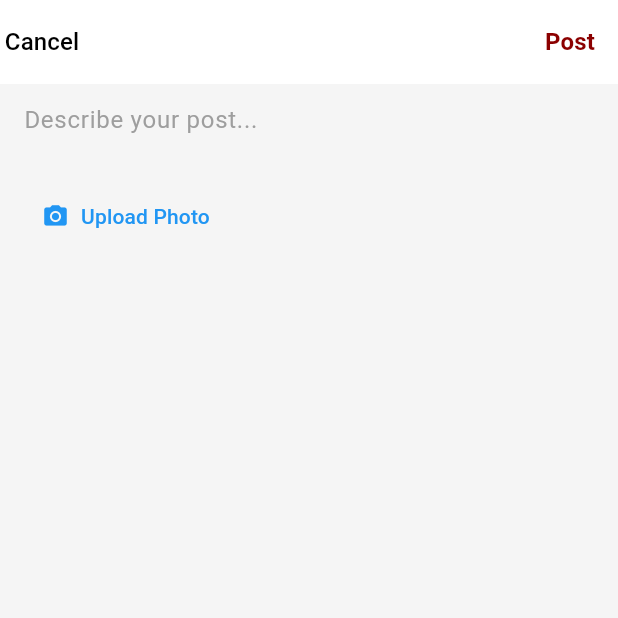
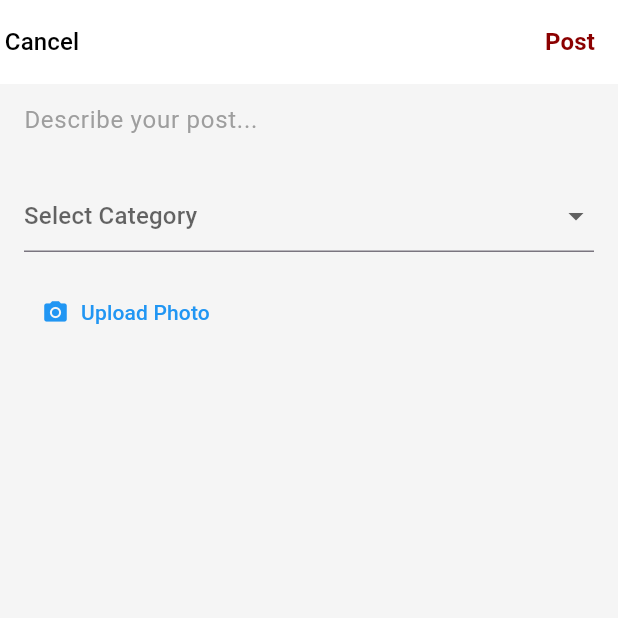
Before and after one commit to kdjhzhr/UTMSafe, a Flutter app: the AddPostScreen screen opened directly with empty values, on a phone screen of 412 x 824 dp, the top half of it. Run offline on Flutter 3.47's test engine with Material 3 defaults, Android fonts, the light colour scheme and no system bars; our stand-ins replace cloud_firestore, firebase_auth, firebase_core, firebase_storage, fl_chart, image_picker; accounts and stored records are empty.

Commit message:
add category of incidents

```diff
--- a/lib/addpost.dart
+++ b/lib/addpost.dart
@@ -7,7 +7,7 @@ import 'dart:io';
 import 'studentfeedpage.dart';
 
 class AddPostScreen extends StatefulWidget {
-  final Function(String, String, String?) onPostAdded;
+  final Function(String username, String description, String? photoUrl, String category) onPostAdded;
 
   const AddPostScreen({Key? key, required this.onPostAdded}) : super(key: key);
 
@@ -20,6 +20,15 @@ class _AddPostScreenState extends State<AddPostScreen> {
   String? _imageUrl;
   String? _username;
   bool _isLoading = false;
+  String? _selectedCategory;
+
+  final List<String> _categories = [
+    'Monkey Attack',
+    'Snake Encounter',
+    'Fire Emergency',
+    'Minor Accident',
+    'Electric Shock'
+  ];
 
   @override
   void initState() {
@@ -69,10 +78,17 @@ class _AddPostScreenState extends State<AddPostScreen> {
     final description = _descriptionController.text.trim();
     final photoUrl = _imageUrl;
 
-    // Check if the description is empty and show an error if true
+    // Check if the description or category is empty and show an error if true
     if (description.isEmpty) {
       ScaffoldMessenger.of(context).showSnackBar(
         const SnackBar(content: Text('Please enter a description')),
+      );
+      return;
+    }
+
+    if (_selectedCategory == null) {
+      ScaffoldMessenger.of(context).showSnackBar(
+        const SnackBar(content: Text('Please select a category')),
       );
       return;
     }
@@ -88,8 +104,8 @@ class _AddPostScreenState extends State<AddPostScreen> {
       _isLoading = true;
     });
 
-    // Call the provided onPostAdded function with the description (and photoUrl if any)
-    widget.onPostAdded(_username!, description, photoUrl).then((_) {
+    // Call the provided onPostAdded function with the description, category, and photoUrl
+    widget.onPostAdded(_username!, description, photoUrl, _selectedCategory!).then((_) {
       setState(() {
         _isLoading = false;
       });
@@ -106,7 +122,6 @@ class _AddPostScreenState extends State<AddPostScreen> {
       );
     });
   }
-
   @override
   Widget build(BuildContext context) {
     return Scaffold(
@@ -159,6 +174,22 @@ class _AddPostScreenState extends State<AddPostScreen> {
                 ),
               ),
               const SizedBox(height: 16),
+              DropdownButtonFormField<String>(
+                value: _selectedCategory,
+                hint: const Text('Select Category'),
+                items: _categories
+                    .map((category) => DropdownMenuItem<String>(
+                          value: category,
+                          child: Text(category),
+                        ))
+                    .toList(),
+                onChanged: (value) {
+                  setState(() {
+                    _selectedCategory = value;
+                  });
+                },
+              ),
+              const SizedBox(height: 16),
               TextButton.icon(
                 onPressed: _pickImage, // Trigger the image picker
                 icon: const Icon(Icons.camera_alt, color: Colors.blue),
```
